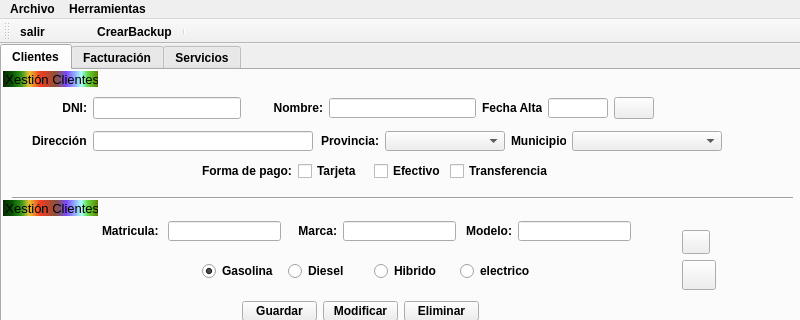
Above: ventana.ui from PabloRodriguezLomba/DIprojecto before the change; both pictures show x 0 to 800 and y 0 to 320 of the 800 by 670 pixel window. Below: the same form after it.
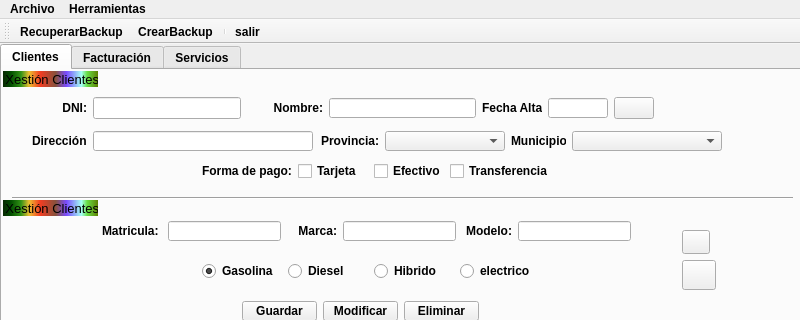
That is the form after the change. Icons and pictures are not drawn.

```diff
--- a/ventana.ui
+++ b/ventana.ui
@@ -2965,10 +2965,10 @@
    <attribute name="toolBarBreak">
     <bool>false</bool>
    </attribute>
-   <addaction name="ActionSalirBar"/>
    <addaction name="ActionRecuperarBackup"/>
    <addaction name="ActionCrearBackup"/>
    <addaction name="separator"/>
+   <addaction name="ActionSalirBar"/>
   </widget>
   <action name="actionSalir">
    <property name="text">
@@ -3003,7 +3003,7 @@
      <normaloff>../../.designer/backup/img/recovering.png</normaloff>../../.designer/backup/img/recovering.png</iconset>
    </property>
    <property name="text">
-    <string/>
+    <string>RecuperarBackup</string>
    </property>
   </action>
   <action name="ActionCrearBackup">
```
Left out of the diff: 8 changed lines with no effect on the pictures.
